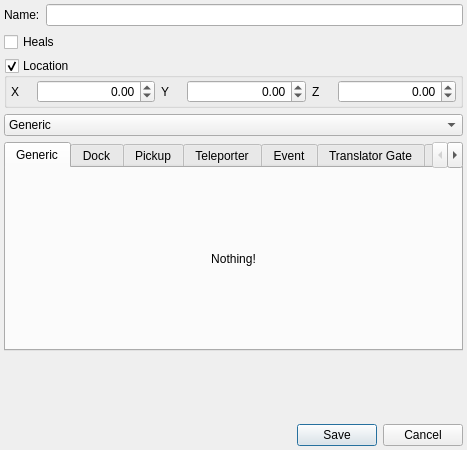
randovania/randovania, file randovania/gui/ui_files/node_details_popup.ui: the form before one commit.
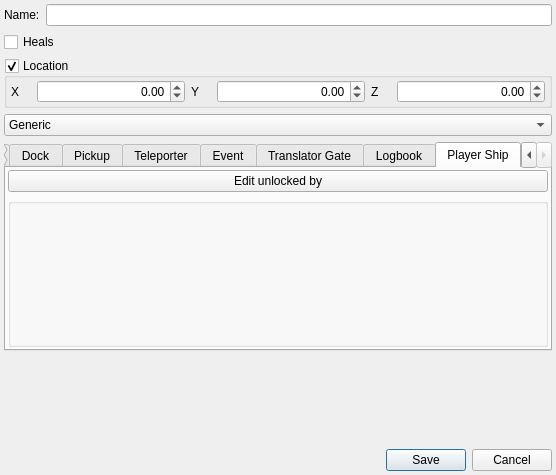
The form after the commit. The open tabs and pages were chosen to show the change.

Commit message: Implementing PlayerShipNode editing

The edit to the form file:
```diff
--- a/randovania/gui/ui_files/node_details_popup.ui
+++ b/randovania/gui/ui_files/node_details_popup.ui
@@ -6,8 +6,8 @@
    <rect>
     <x>0</x>
     <y>0</y>
-    <width>467</width>
-    <height>450</height>
+    <width>556</width>
+    <height>475</height>
    </rect>
   </property>
   <property name="sizePolicy">
@@ -685,6 +685,56 @@
        </item>
       </layout>
      </widget>
+     <widget class="QWidget" name="tab_player_ship">
+      <attribute name="title">
+       <string>Player Ship</string>
+      </attribute>
+      <layout class="QVBoxLayout" name="player_ship_layout">
+       <property name="leftMargin">
+        <number>2</number>
+       </property>
+       <property name="topMargin">
+        <number>2</number>
+       </property>
+       <property name="rightMargin">
+        <number>2</number>
+       </property>
+       <property name="bottomMargin">
+        <number>2</number>
+       </property>
+       <item>
+        <widget class="QPushButton" name="player_ship_unlocked_button">
+         <property name="text">
+          <string>Edit unlocked by</string>
+         </property>
+        </widget>
+       </item>
+       <item>
+        <widget class="QGroupBox" name="player_ship_unlocked_group">
+         <property name="title">
+          <string/>
+         </property>
+         <layout class="QGridLayout" name="player_ship_unlocked_layout">
+          <property name="leftMargin">
+           <number>2</number>
+          </property>
+          <property name="topMargin">
+           <number>2</number>
+          </property>
+          <property name="rightMargin">
+           <number>2</number>
+          </property>
+          <property name="bottomMargin">
+           <number>2</number>
+          </property>
+          <property name="spacing">
+           <number>2</number>
+          </property>
+         </layout>
+        </widget>
+       </item>
+      </layout>
+     </widget>
     </widget>
    </item>
    <item>
```
Left out of the diff: 7 changed lines with no effect on the pictures. The commit also changes 5 other files.
